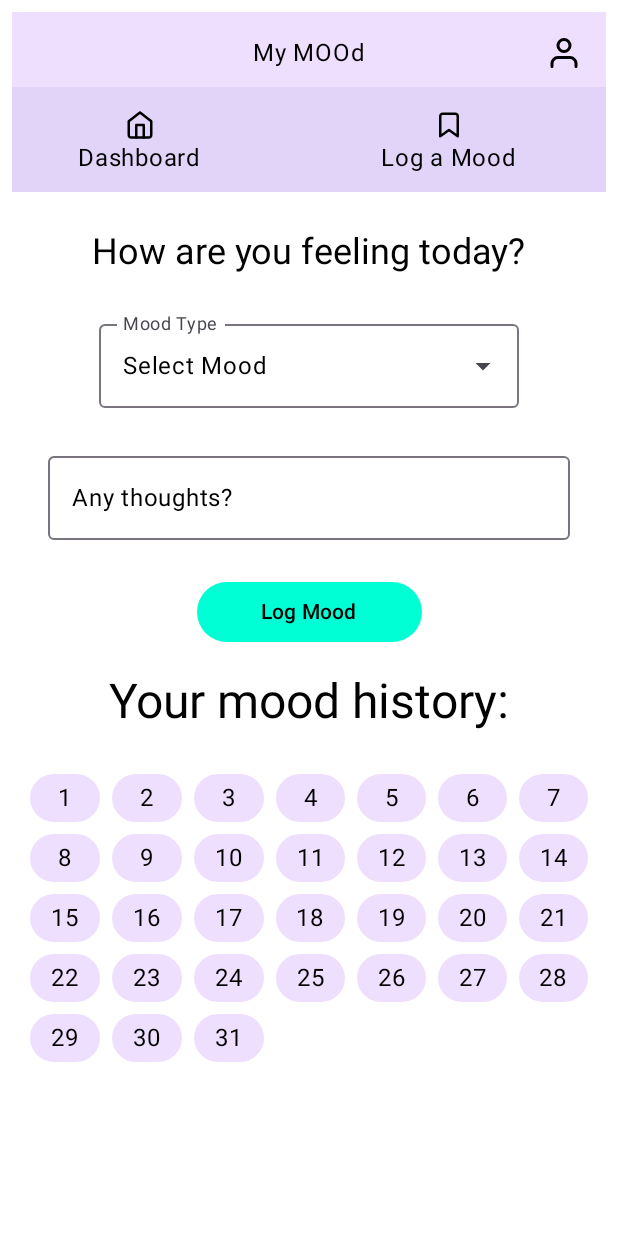
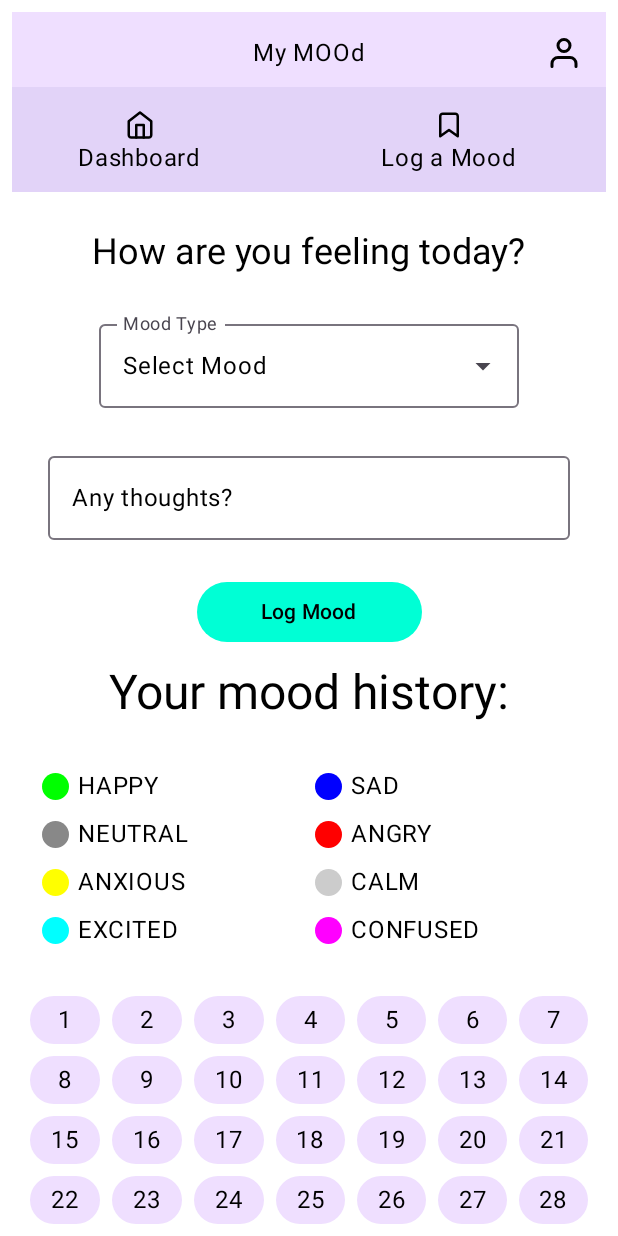
Before and after one commit to HanaLouizaMoussaoui/MOOd, an Android app built with Jetpack Compose: the LogMoodScreen screen opened through its navigation route, on a phone screen of 412 x 824 dp. Run offline under Robolectric (Android 15) with nearby library versions, the phone set to English and light mode, and no system bars; our stand-ins replace Room's generated code; libraries missing offline, so code that uses them is left out: com.google.ai.client; 1 statement that could not run was skipped.

Commit message:
Implemented color legend for calendar view

```diff
--- a/app/src/main/java/com/example/mood/ui/screens/LogMood.kt
+++ b/app/src/main/java/com/example/mood/ui/screens/LogMood.kt
@@ -6,6 +6,8 @@ import androidx.compose.foundation.layout.Arrangement
 import androidx.compose.foundation.layout.Box
 import androidx.compose.foundation.layout.Column
 import androidx.compose.foundation.layout.PaddingValues
+import androidx.compose.foundation.layout.Row
+import androidx.compose.foundation.layout.Spacer
 import androidx.compose.foundation.layout.fillMaxSize
 import androidx.compose.foundation.layout.fillMaxWidth
 import androidx.compose.foundation.layout.padding
@@ -112,16 +114,6 @@ fun MoodSelectionPage(moodViewModel: MoodViewModel) {
             onMoodTypeSelected = { selectedMood = it }
         )
 
-        // DEBUGGING: displays selected mood
-        if (selectedMood != null) {
-            Text(
-                text = "You selected: ${selectedMood!!.mood}",
-                style = MaterialTheme.typography.bodyLarge,
-                modifier = Modifier.padding(top = 16.dp),
-                color = MaterialTheme.colorScheme.onSurface
-            )
-        }
-
         OutlinedTextField(
             value = thoughts,
             onValueChange = { thoughts = it },
@@ -155,9 +147,10 @@ fun MoodSelectionPage(moodViewModel: MoodViewModel) {
         Text(
             text = "Your mood history:",
             style = MaterialTheme.typography.headlineLarge,
-            modifier = Modifier.padding(16.dp),
+            modifier = Modifier.padding(10.dp),
             color = MaterialTheme.colorScheme.onSurface
         )
+        MoodLegend()
         MoodCalendar(moodViewModel)
     }
 }
@@ -201,6 +194,9 @@ fun MoodDayItem(date: LocalDate, mood: MoodTypeEnum?) {
         MoodTypeEnum.NEUTRAL -> Color.Gray
         MoodTypeEnum.ANGRY -> Color.Red
         MoodTypeEnum.ANXIOUS-> Color.Yellow
+        MoodTypeEnum.CALM-> Color.LightGray
+        MoodTypeEnum.EXCITED-> Color.Cyan
+        MoodTypeEnum.CONFUSED-> Color.Magenta
         else -> MaterialTheme.colorScheme.tertiary
     }
 
@@ -218,6 +214,8 @@ fun MoodDayItem(date: LocalDate, mood: MoodTypeEnum?) {
         )
     }
 }
+
+
 
 @OptIn(ExperimentalMaterial3Api::class)
 @Composable
@@ -260,3 +258,48 @@ fun MoodTypeDropdown(
         }
     }
 }
+@Composable
+fun MoodLegend() {
+    val moods = listOf(
+        MoodTypeEnum.HAPPY to Color.Green,
+        MoodTypeEnum.SAD to Color.Blue,
+        MoodTypeEnum.NEUTRAL to Color.Gray,
+        MoodTypeEnum.ANGRY to Color.Red,
+        MoodTypeEnum.ANXIOUS to Color.Yellow,
+        MoodTypeEnum.CALM to Color.LightGray,
+        MoodTypeEnum.EXCITED to Color.Cyan,
+        MoodTypeEnum.CONFUSED to Color.Magenta
+    )
+
+    LazyVerticalGrid(
+        columns = GridCells.Fixed(2),
+        modifier = Modifier
+            .padding(16.dp)
+            .fillMaxWidth()
+    ) {
+        items(moods.size) { index ->
+            val (mood, color) = moods[index]
+
+            Row(
+                modifier = Modifier
+                    .fillMaxWidth()
+                    .padding(4.dp),
+                verticalAlignment = Alignment.CenterVertically
+            ) {
+                Box(
+                    modifier = Modifier
+                        .size(18.dp)
+                        .background(color, shape = CircleShape)
+                )
+
+                Spacer(modifier = Modifier.width(6.dp))
+
+                Text(
+                    text = mood.name,
+                    style = MaterialTheme.typography.bodyLarge,
+                    color = MaterialTheme.colorScheme.onSurface
+                )
+            }
+        }
+    }
+}
```
